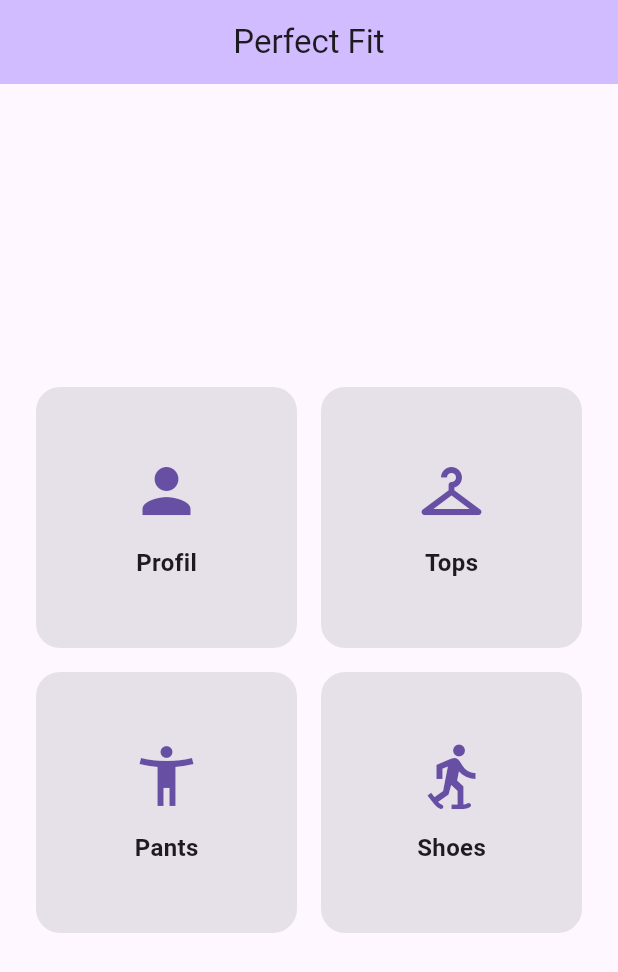
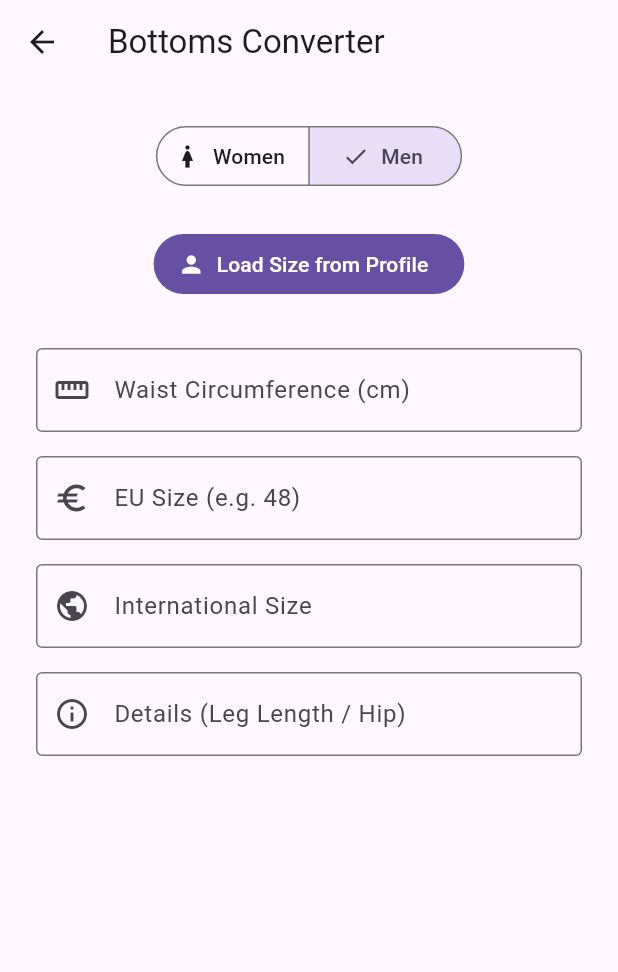
Before and after one commit to Groneberg/SmartSizeConverter, a Flutter app: the screen it shows after launch, after a tap on "Pants", on a phone screen of 412 x 824 dp. Shown: the top 972 px of the screen. Run offline on Flutter 3.47's test engine with Material 3 defaults, Android fonts, the phone set to English and light mode, and no system bars; our stand-ins replace shared_preferences; accounts and stored records are empty.

Commit message:
feat: add BottomsScreen with bidirectional conversion and extra fit details
- Create  for pants and trousers conversion.
- Implement bidirectional binding between Waist Circumference and EU Size.
- Add reverse lookup  to .
- Extract and display extra JSON data (Leg Length for men, Hip Max for women).
- Connect 'Hose' button on  to navigate to the new screen.
- Fetch  from SharedPreferences profile seamlessly.

```diff
--- a/lib/src/data/services/size_conversion_service.dart
+++ b/lib/src/data/services/size_conversion_service.dart
@@ -87,4 +87,21 @@ class SizeConversionService extends ChangeNotifier {
       return null;
     }
   }
+
+  /// Finds a size entry by EU size for Bottoms
+  Map<String, dynamic>? findByEuSizeBottoms(String euValue, Gender gender) {
+    if (!_isLoaded) return null;
+
+    final String genderKey = gender == Gender.men
+        ? 'men_standard'
+        : 'women_plus';
+    final List<dynamic> data =
+        _sourceData!['converters']['bottoms'][genderKey]['data'];
+
+    try {
+      return data.firstWhere((row) => row['eu'].toString() == euValue);
+    } catch (e) {
+      return null;
+    }
+  }
 }
--- /dev/null
+++ b/lib/src/features/Bottems/screen/bottoms_screen.dart
@@ -0,0 +1,200 @@
+import 'package:flutter/material.dart';
+import 'package:provider/provider.dart';
+import 'package:smart_size_converter/src/data/services/shared_preferences_service.dart';
+import 'package:smart_size_converter/src/data/services/size_conversion_service.dart';
+
+class BottomsScreen extends StatefulWidget {
+  const BottomsScreen({super.key});
+
+  @override
+  State<BottomsScreen> createState() => _BottomsScreenState();
+}
+
+class _BottomsScreenState extends State<BottomsScreen> {
+  Gender _selectedGender = Gender.men;
+
+  // Controller
+  final TextEditingController _waistController = TextEditingController();
+  final TextEditingController _euSizeController = TextEditingController();
+  final TextEditingController _intlSizeController = TextEditingController();
+  final TextEditingController _extraInfoController = TextEditingController(); // Für Beinlänge/Hüfte
+  String _fitHint = '';
+
+  @override
+  void dispose() {
+    _waistController.dispose();
+    _euSizeController.dispose();
+    _intlSizeController.dispose();
+    _extraInfoController.dispose();
+    super.dispose();
+  }
+
+  void _updateSizes(String value) {
+    if (value.isEmpty) return;
+    final double? waist = double.tryParse(value.replaceAll(',', '.'));
+    if (waist == null) return;
+
+    final result = context.read<SizeConversionService>().convertBottoms(waist, _selectedGender);
+
+    if (result != null) {
+      setState(() {
+        _euSizeController.text = result['eu'].toString();
+        _intlSizeController.text = result['intl'] ?? '-';
+        _fitHint = result['category'] ?? '';
+
+        if (_selectedGender == Gender.men && result['leg_length'] != null) {
+           _extraInfoController.text = '${result['leg_length']} cm (Leg Length)';
+        } else if (_selectedGender == Gender.women && result['hip_max'] != null) {
+           _extraInfoController.text = 'up to ${result['hip_max']} cm (Hip)';
+        } else {
+           _extraInfoController.text = '-';
+        }
+      });
+    } else {
+      _clearFields(keepWaist: true);
+    }
+  }
+
+  void _updateFromEu(String value) {
+    if (value.isEmpty) return;
+
+    final result = context.read<SizeConversionService>().findByEuSizeBottoms(value, _selectedGender);
+
+    if (result != null) {
+      setState(() {
+        // Mittelwert aus waist_min und waist_max berechnen
+        double avg = ((result['waist_min'] as num) + (result['waist_max'] as num)) / 2;
+        _waistController.text = avg.toStringAsFixed(1);
+        _intlSizeController.text = result['intl'] ?? '-';
+        _fitHint = result['category'] ?? '';
+
+        if (_selectedGender == Gender.men && result['leg_length'] != null) {
+           _extraInfoController.text = '${result['leg_length']} cm (Leg Length)';
+        } else if (_selectedGender == Gender.women && result['hip_max'] != null) {
+           _extraInfoController.text = 'up to ${result['hip_max']} cm (Hip)';
+        } else {
+           _extraInfoController.text = '-';
+        }
+      });
+    }
+  }
+
+  void _clearFields({bool keepWaist = false}) {
+    setState(() {
+      if (!keepWaist) _waistController.clear();
+      _euSizeController.clear();
+      _intlSizeController.clear();
+      _extraInfoController.clear();
+      _fitHint = 'Size not found';
+    });
+  }
+
+  void _loadFromProfile() {
+    final profile = context.read<SharedPreferencesService>().currentProfile;
+    if (profile?.waistCircumference != null) {
+      _waistController.text = profile!.waistCircumference.toString();
+      _updateSizes(_waistController.text);
+
+      ScaffoldMessenger.of(context).showSnackBar(
+        const SnackBar(
+          content: Text('Waist measurement loaded successfully!'),
+          behavior: SnackBarBehavior.floating,
+        ),
+      );
+    } else {
+       ScaffoldMessenger.of(context).showSnackBar(
+        const SnackBar(
+          content: Text('No waist measurement found in profile!'),
+          backgroundColor: Colors.redAccent,
+          behavior: SnackBarBehavior.floating,
+        ),
+      );
+    }
+  }
+
+  @override
+  Widget build(BuildContext context) {
+    return Scaffold(
+      appBar: AppBar(title: const Text('Bottoms Converter')),
+      body: SingleChildScrollView(
+        padding: const EdgeInsets.all(24.0),
+        child: Column(
+          children: [
+            // Gender Toggle
+            SegmentedButton<Gender>(
+              segments: const [
+                ButtonSegment(value: Gender.women, label: Text('Women'), icon: Icon(Icons.woman)),
+                ButtonSegment(value: Gender.men, label: Text('Men'), icon: Icon(Icons.man)),
+              ],
+              selected: {_selectedGender},
+              onSelectionChanged: (set) {
+                setState(() => _selectedGender = set.first);
+                _updateSizes(_waistController.text);
+              },
+            ),
+            const SizedBox(height: 24),
+
+            FilledButton.icon(
+              onPressed: _loadFromProfile,
+              icon: const Icon(Icons.person),
+              label: const Text('Load Size from Profile'),
+            ),
+            const SizedBox(height: 32),
+
+            TextField(
+              controller: _waistController,
+              decoration: const InputDecoration(
+                labelText: 'Waist Circumference (cm)',
+                border: OutlineInputBorder(),
+                prefixIcon: Icon(Icons.straighten),
+              ),
+              keyboardType: const TextInputType.numberWithOptions(decimal: true),
+              onChanged: _updateSizes,
+            ),
+            const SizedBox(height: 16),
+
+            TextField(
+              controller: _euSizeController,
+              decoration: const InputDecoration(
+                labelText: 'EU Size (e.g. 48)',
+                border: OutlineInputBorder(),
+                prefixIcon: Icon(Icons.euro),
+              ),
+              keyboardType: TextInputType.text,
+              onChanged: _updateFromEu,
+            ),
+            const SizedBox(height: 16),
+
+            TextField(
+              controller: _intlSizeController,
+              decoration: const InputDecoration(
+                labelText: 'International Size',
+                border: OutlineInputBorder(),
+                prefixIcon: Icon(Icons.public),
+              ),
+              readOnly: true,
+            ),
+            const SizedBox(height: 16),
+
+            TextField(
+              controller: _extraInfoController,
+              decoration: const InputDecoration(
+                labelText: 'Details (Leg Length / Hip)',
+                border: OutlineInputBorder(),
+                prefixIcon: Icon(Icons.info_outline),
+              ),
+              readOnly: true,
+            ),
+
+            if (_fitHint.isNotEmpty)
+              Padding(
+                padding: const EdgeInsets.only(top: 20),
+                child: Text('Note: $_fitHint',
+                  style: TextStyle(fontWeight: FontWeight.bold, color: Theme.of(context).primaryColor)),
+              ),
+          ],
+        ),
+      ),
+    );
+  }
+}
--- a/lib/src/features/Home/screen/home_screen.dart
+++ b/lib/src/features/Home/screen/home_screen.dart
@@ -1,6 +1,7 @@
 import 'package:flutter/material.dart';
 import 'package:provider/provider.dart';
 import 'package:smart_size_converter/src/data/services/shared_preferences_service.dart';
+import 'package:smart_size_converter/src/features/Bottems/screen/bottoms_screen.dart';
 import 'package:smart_size_converter/src/features/Home/widgets/big_menu_button.dart';
 import 'package:smart_size_converter/src/features/Profile/screen/profile_screen.dart';
 import 'package:smart_size_converter/src/features/Tops/screen/tops_screen.dart';
@@ -60,7 +61,12 @@ class HomeScreen extends StatelessWidget {
                   icon: Icons.accessibility_new,
                   label: 'Pants',
                   onTap: () {
-                    // TODO: Klicklogik Hose
+                    Navigator.push(
+                      context,
+                      MaterialPageRoute(
+                        builder: (context) => const BottomsScreen(),
+                      ),
+                    );
                   },
                 ),
                 BigMenuButton(
```
